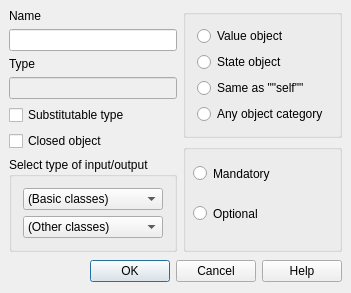
Qt form lavape/src/LavaPE_UI/idd_iobox.ui (berkus/lavape) before a commit.
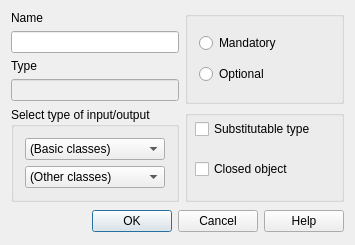
The same form after that commit.

Commit message: Major change: The category notion has been abandoned

The edit to the form file:
```diff
--- a/lavape/src/LavaPE_UI/idd_iobox.ui
+++ b/lavape/src/LavaPE_UI/idd_iobox.ui
@@ -8,14 +8,12 @@
    <rect>
     <x>0</x>
     <y>0</y>
-    <width>314</width>
-    <height>291</height>
+    <width>355</width>
+    <height>236</height>
    </rect>
   </property>
   <property name="sizePolicy" >
-   <sizepolicy>
-    <hsizetype>1</hsizetype>
-    <vsizetype>1</vsizetype>
+   <sizepolicy vsizetype="Minimum" hsizetype="Minimum" >
     <horstretch>0</horstretch>
     <verstretch>0</verstretch>
    </sizepolicy>
@@ -24,28 +22,10 @@
    <string>Input/output</string>
   </property>
   <layout class="QVBoxLayout" >
-   <property name="margin" >
-    <number>9</number>
-   </property>
-   <property name="spacing" >
-    <number>6</number>
-   </property>
    <item>
     <layout class="QHBoxLayout" >
-     <property name="margin" >
-      <number>0</number>
-     </property>
-     <property name="spacing" >
-      <number>6</number>
-     </property>
      <item>
       <layout class="QVBoxLayout" >
-       <property name="margin" >
-        <number>0</number>
-       </property>
-       <property name="spacing" >
-        <number>6</number>
-       </property>
        <item>
         <layout class="QVBoxLayout" >
          <property name="margin" >
@@ -115,29 +95,6 @@
          </item>
         </layout>
        </item>
-       <item>
-        <widget class="QCheckBox" name="Substitutable" >
-         <property name="focusPolicy" >
-          <enum>Qt::StrongFocus</enum>
-         </property>
-         <property name="text" >
-          <string>Substitutable type</string>
-         </property>
-        </widget>
-       </item>
-       <item>
-        <widget class="QCheckBox" name="Closed" >
-         <property name="toolTip" >
-          <string>Possibly still incomplete object</string>
-         </property>
-         <property name="whatsThis" >
-          <string>Potentially incomplete, not yet fully initialized object; member access is still disabled therefore</string>
-         </property>
-         <property name="text" >
-          <string>Closed object</string>
-         </property>
-        </widget>
-       </item>
        <item>
         <widget class="QGroupBox" name="GroupBox_IDC_STATIC33" >
          <property name="focusPolicy" >
@@ -178,12 +135,6 @@
      </item>
      <item>
       <layout class="QVBoxLayout" >
-       <property name="margin" >
-        <number>0</number>
-       </property>
-       <property name="spacing" >
-        <number>6</number>
-       </property>
        <item>
         <widget class="QGroupBox" name="BGroup_ObjCat" >
          <layout class="QVBoxLayout" >
@@ -194,39 +145,22 @@
            <number>6</number>
           </property>
           <item>
-           <widget class="QRadioButton" name="ValueObject" >
+           <widget class="QRadioButton" name="Mandatory" >
             <property name="focusPolicy" >
              <enum>Qt::StrongFocus</enum>
             </property>
             <property name="text" >
-             <string>Value object</string>
+             <string>Mandatory</string>
             </property>
            </widget>
           </item>
           <item>
-           <widget class="QRadioButton" name="StateObject" >
+           <widget class="QRadioButton" name="Optional" >
             <property name="focusPolicy" >
              <enum>Qt::StrongFocus</enum>
             </property>
             <property name="text" >
-             <string>State object</string>
-            </property>
-           </widget>
-          </item>
-          <item>
-           <widget class="QRadioButton" name="SameAsSelf" >
-            <property name="focusPolicy" >
-             <enum>Qt::StrongFocus</enum>
-            </property>
-            <property name="text" >
-             <string>Same as ""self""</string>
-            </property>
-           </widget>
-          </item>
-          <item>
-           <widget class="QRadioButton" name="AnyCategory" >
-            <property name="text" >
-             <string>Any object category</string>
+             <string>Optional</string>
             </property>
            </widget>
           </item>
@@ -235,36 +169,48 @@
        </item>
        <item>
         <widget class="QGroupBox" name="BGroup_Mode" >
-         <widget class="QRadioButton" name="Optional" >
+         <property name="sizePolicy" >
+          <sizepolicy vsizetype="Preferred" hsizetype="MinimumExpanding" >
+           <horstretch>0</horstretch>
+           <verstretch>0</verstretch>
+          </sizepolicy>
+         </property>
+         <widget class="QCheckBox" name="Substitutable" >
           <property name="geometry" >
            <rect>
             <x>10</x>
-            <y>60</y>
-            <width>116</width>
-            <height>19</height>
+            <y>10</y>
+            <width>161</width>
+            <height>18</height>
            </rect>
           </property>
+          <property name="sizePolicy" >
+           <sizepolicy vsizetype="Fixed" hsizetype="MinimumExpanding" >
+            <horstretch>0</horstretch>
+            <verstretch>0</verstretch>
+           </sizepolicy>
+          </property>
           <property name="focusPolicy" >
            <enum>Qt::StrongFocus</enum>
           </property>
           <property name="text" >
-           <string>Optional</string>
+           <string>Substitutable type</string>
           </property>
          </widget>
-         <widget class="QRadioButton" name="Mandatory" >
+         <widget class="QCheckBox" name="Closed" >
           <property name="geometry" >
            <rect>
             <x>10</x>
-            <y>20</y>
-            <width>111</width>
-            <height>19</height>
+            <y>50</y>
+            <width>161</width>
+            <height>18</height>
            </rect>
           </property>
           <property name="focusPolicy" >
            <enum>Qt::StrongFocus</enum>
           </property>
           <property name="text" >
-           <string>Mandatory</string>
+           <string>Closed object</string>
           </property>
          </widget>
         </widget>
@@ -300,9 +246,7 @@
      <item>
       <widget class="QPushButton" name="ID_OK" >
        <property name="sizePolicy" >
-        <sizepolicy>
-         <hsizetype>0</hsizetype>
-         <vsizetype>0</vsizetype>
+        <sizepolicy vsizetype="Fixed" hsizetype="Fixed" >
          <horstretch>0</horstretch>
          <verstretch>0</verstretch>
         </sizepolicy>
@@ -327,9 +271,7 @@
      <item>
       <widget class="QPushButton" name="ID_CANCEL" >
        <property name="sizePolicy" >
-        <sizepolicy>
-         <hsizetype>0</hsizetype>
-         <vsizetype>0</vsizetype>
+        <sizepolicy vsizetype="Fixed" hsizetype="Fixed" >
          <horstretch>0</horstretch>
          <verstretch>0</verstretch>
         </sizepolicy>
@@ -351,9 +293,7 @@
      <item>
       <widget class="QPushButton" name="ID_HELP" >
        <property name="sizePolicy" >
-        <sizepolicy>
-         <hsizetype>0</hsizetype>
-         <vsizetype>0</vsizetype>
+        <sizepolicy vsizetype="Fixed" hsizetype="Fixed" >
          <horstretch>0</horstretch>
          <verstretch>0</verstretch>
         </sizepolicy>
```
Left out of the diff: 90 changed lines with no effect on the pictures. The commit also changes 27 other files.
